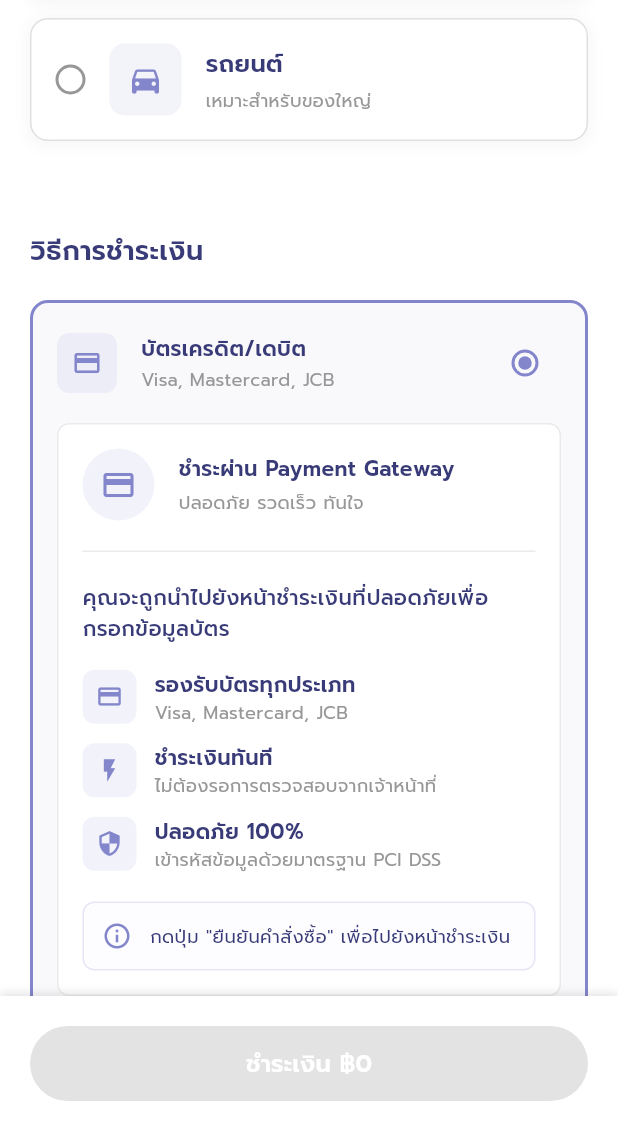
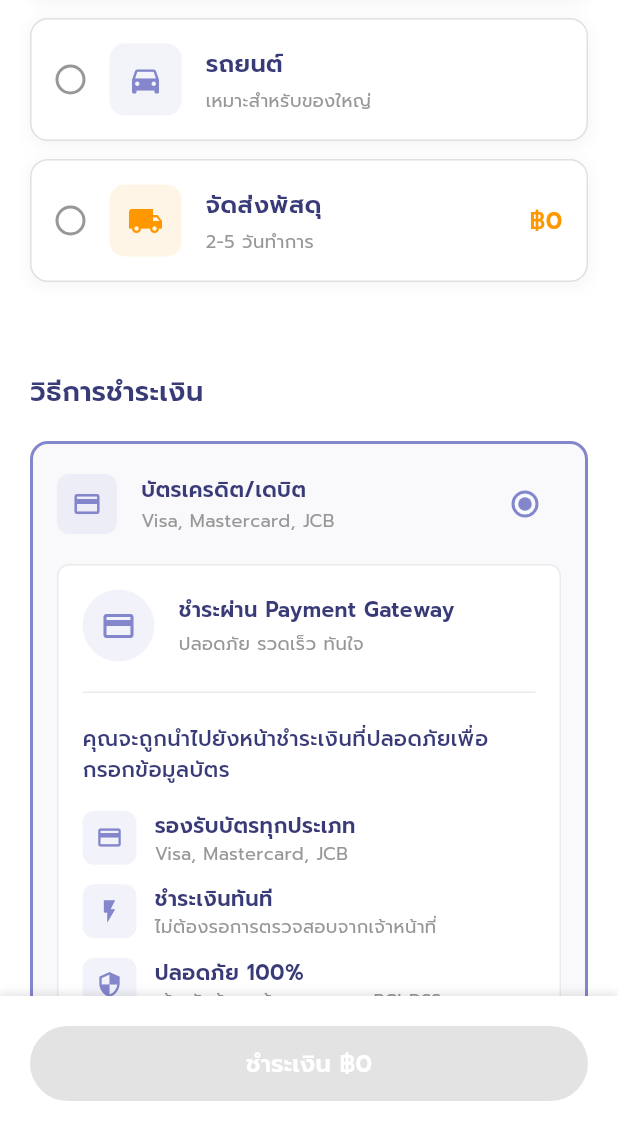
Before and after one commit to PanapatWonganan/clinic-management, a Flutter app: the CheckoutScreen screen opened directly with empty values, scrolled down 576 dp, on a phone screen of 412 x 824 dp, the part 105-1236 px from its top. Run offline on Flutter 3.47's test engine with Material 3 defaults, Android fonts, the phone set to English and light mode, and no system bars; our stand-ins replace file_picker, image_picker, shared_preferences, webview_flutter; accounts and stored records are empty; network calls fail.

Commit message:
Fix PaySolutions payment parameters and add parcel delivery option
- Fix PaySolutions API parameters (merchantid, refno, total, customeremail, productdetail)
- Add parcel delivery option with tiered pricing based on quantity
- Update checkout screen for parcel delivery support

🤖 Generated with [Claude Code](https://claude.com/claude-code)

Co-Authored-By: Claude <noreply@anthropic.com>

```diff
--- a/lib/screens/checkout_screen.dart
+++ b/lib/screens/checkout_screen.dart
@@ -1194,11 +1194,17 @@ class _CheckoutScreenState extends State<CheckoutScreen> {
                     padding: const EdgeInsets.symmetric(horizontal: 20),
                     child: VehicleTypeSelector(
                       selectedVehicleType: selectedVehicleType,
+                      itemQuantity: cartItemCount,
                       onVehicleTypeChanged: (vehicleType) {
                         setState(() {
                           selectedVehicleType = vehicleType;
                           // Reset delivery option when vehicle type changes
                           selectedDeliveryOption = null;
+
+                          // Auto-set delivery option for parcel
+                          if (vehicleType == VehicleType.parcel) {
+                            selectedDeliveryOption = DeliveryOption.getParcelOption(cartItemCount);
+                          }
                         });
                       },
                     ),
@@ -1206,8 +1212,8 @@ class _CheckoutScreenState extends State<CheckoutScreen> {
 
                   const SizedBox(height: 30),
 
-                  // Step 2: Company Selection (only show if vehicle type selected)
-                  if (selectedVehicleType != null) ...[
+                  // Step 2: Company Selection (only show if vehicle type selected and NOT parcel)
+                  if (selectedVehicleType != null && selectedVehicleType != VehicleType.parcel) ...[
                     Padding(
                       padding: const EdgeInsets.symmetric(horizontal: 20),
                       child: isLoadingDeliveryOptions
--- a/lib/widgets/delivery_company_selector.dart
+++ b/lib/widgets/delivery_company_selector.dart
@@ -165,6 +165,8 @@ class DeliveryCompanySelector extends StatelessWidget {
         return const Color(0xFF00BF63); // Grab green
       case DeliveryCompany.lalamove:
         return const Color(0xFFFF6B35); // Lalamove orange
+      case DeliveryCompany.parcel:
+        return Colors.orange; // Parcel orange
     }
   }
 
@@ -174,6 +176,8 @@ class DeliveryCompanySelector extends StatelessWidget {
         return Icons.local_taxi;
       case DeliveryCompany.lalamove:
         return Icons.delivery_dining;
+      case DeliveryCompany.parcel:
+        return Icons.local_shipping;
     }
   }
 }
--- a/lib/widgets/vehicle_type_selector.dart
+++ b/lib/widgets/vehicle_type_selector.dart
@@ -6,11 +6,13 @@ import '../models/delivery_option.dart';
 class VehicleTypeSelector extends StatelessWidget {
   final VehicleType? selectedVehicleType;
   final Function(VehicleType) onVehicleTypeChanged;
+  final int? itemQuantity; // จำนวนกล่องสำหรับคำนวณค่าส่งพัสดุ
 
   const VehicleTypeSelector({
     super.key,
     required this.selectedVehicleType,
     required this.onVehicleTypeChanged,
+    this.itemQuantity,
   });
 
   @override
@@ -47,7 +49,116 @@ class VehicleTypeSelector extends StatelessWidget {
           Icons.directions_car,
           AppColors.mainPurple,
         ),
+
+        const SizedBox(height: 12),
+
+        // Parcel option
+        _buildParcelCard(),
       ],
+    );
+  }
+
+  Widget _buildParcelCard() {
+    final bool isSelected = selectedVehicleType == VehicleType.parcel;
+    final parcelPrice = DeliveryOption.calculateParcelPrice(itemQuantity ?? 1);
+
+    return GestureDetector(
+      onTap: () => onVehicleTypeChanged(VehicleType.parcel),
+      child: Container(
+        padding: const EdgeInsets.all(16),
+        decoration: BoxDecoration(
+          color: Colors.white,
+          borderRadius: BorderRadius.circular(12),
+          border: Border.all(
+            color: isSelected ? Colors.orange : AppColors.lightGray.withValues(alpha:0.3),
+            width: isSelected ? 2 : 1,
+          ),
+          boxShadow: [
+            BoxShadow(
+              color: Colors.grey.withValues(alpha:0.1),
+              spreadRadius: 1,
+              blurRadius: 8,
+              offset: const Offset(0, 2),
+            ),
+          ],
+        ),
+        child: Row(
+          children: [
+            // Radio button
+            Container(
+              width: 20,
+              height: 20,
+              decoration: BoxDecoration(
+                shape: BoxShape.circle,
+                border: Border.all(
+                  color: isSelected ? Colors.orange : AppColors.lightGray,
+                  width: 2,
+                ),
+                color: isSelected ? Colors.orange : Colors.transparent,
+              ),
+              child: isSelected
+                  ? const Icon(
+                      Icons.check,
+                      size: 12,
+                      color: Colors.white,
+                    )
+                  : null,
+            ),
+
+            const SizedBox(width: 16),
+
+            // Icon
+            Container(
+              padding: const EdgeInsets.all(12),
+              decoration: BoxDecoration(
+                color: Colors.orange.withValues(alpha:0.1),
+                borderRadius: BorderRadius.circular(10),
+              ),
+              child: const Icon(
+                Icons.local_shipping,
+                color: Colors.orange,
+                size: 24,
+              ),
+            ),
+
+            const SizedBox(width: 16),
+
+            // Text content
+            Expanded(
+              child: Column(
+                crossAxisAlignment: CrossAxisAlignment.start,
+                children: [
+                  Text(
+                    'จัดส่งพัสดุ',
+                    style: AppTextStyles.body14Medium.copyWith(
+                      fontSize: 16,
+                      fontWeight: FontWeight.w600,
+                      color: AppColors.purpleText,
+                    ),
+                  ),
+                  const SizedBox(height: 4),
+                  Text(
+                    '2-5 วันทำการ',
+                    style: AppTextStyles.body12Regular.copyWith(
+                      color: AppColors.lightGray,
+                    ),
+                  ),
+                ],
+              ),
+            ),
+
+            // Price
+            Text(
+              '฿${parcelPrice.toStringAsFixed(0)}',
+              style: AppTextStyles.body14Medium.copyWith(
+                fontSize: 16,
+                fontWeight: FontWeight.bold,
+                color: Colors.orange,
+              ),
+            ),
+          ],
+        ),
+      ),
     );
   }
 
```
Also changed, not shown: lib/models/delivery_option.dart (+78 -10 lines), 1 other file.
